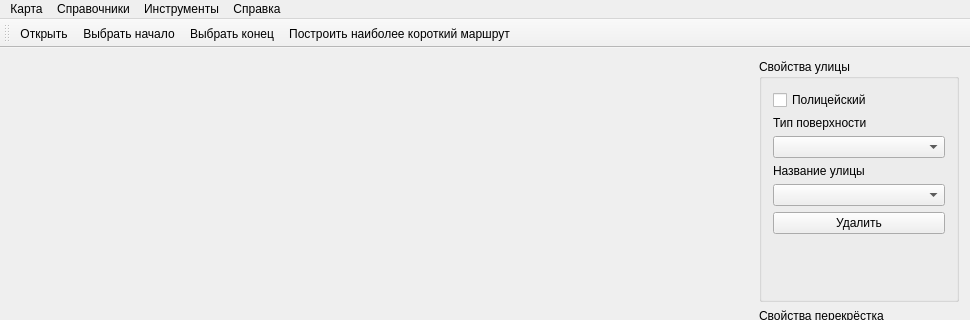
Before: the Qt Designer form mainwindow.ui in Berimor66/humblemaps, drawn with Qt 5; both pictures show x 0 to 970 and y 0 to 320 of the 970 by 583 pixel window.
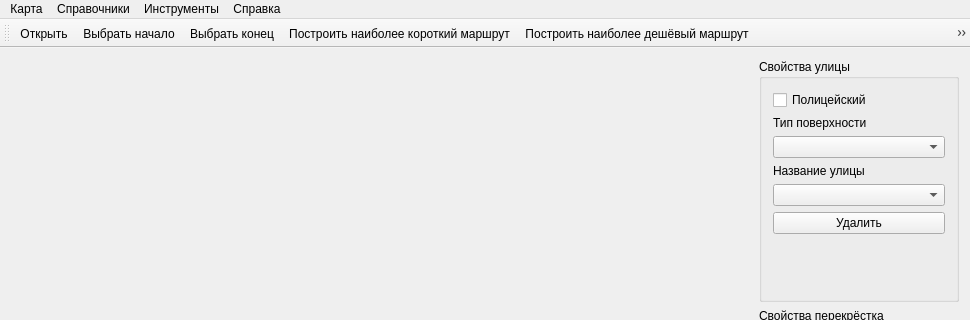
After: the same form once the commit is applied. Icons and pictures are not drawn.

```diff
--- a/mainwindow.ui
+++ b/mainwindow.ui
@@ -274,6 +274,8 @@
    <addaction name="action_9"/>
    <addaction name="action_10"/>
    <addaction name="action_8"/>
+   <addaction name="action_11"/>
+   <addaction name="action_15"/>
   </widget>
   <widget class="QStatusBar" name="statusBar">
    <property name="statusTip">
```
Left out of the diff: 48 changed lines with no effect on the pictures.
